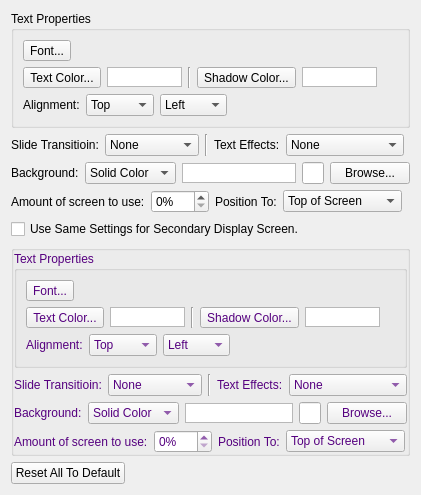
Above: src/commonsettingswidget.ui from SoftProjector/src before the change. Below: the same form after it.
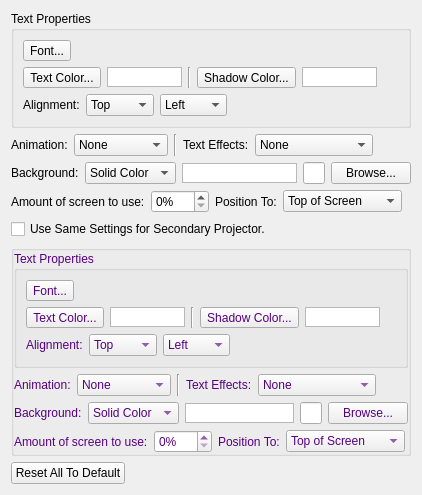
That is the form after the change. Icons and pictures are not drawn.

Patch:
```diff
--- a/src/commonsettingswidget.ui
+++ b/src/commonsettingswidget.ui
@@ -6,7 +6,7 @@
    <rect>
     <x>0</x>
     <y>0</y>
-    <width>419</width>
+    <width>422</width>
     <height>492</height>
    </rect>
   </property>
@@ -217,7 +217,7 @@
      <item>
       <widget class="QLabel" name="labelTextAlign_2">
        <property name="text">
-        <string>Slide Transitioin:</string>
+        <string>Animation:</string>
        </property>
       </widget>
      </item>
@@ -501,7 +501,7 @@
    <item>
     <widget class="QCheckBox" name="checkBoxDisp2">
      <property name="text">
-      <string>Use Same Settings for Secondary Display Screen.</string>
+      <string>Use Same Settings for Secondary Projector.</string>
      </property>
     </widget>
    </item>
@@ -887,7 +887,7 @@
         <item>
          <widget class="QLabel" name="labelTextAlign_7">
           <property name="text">
-           <string>Slide Transitioin:</string>
+           <string>Animation:</string>
           </property>
          </widget>
         </item>
```
